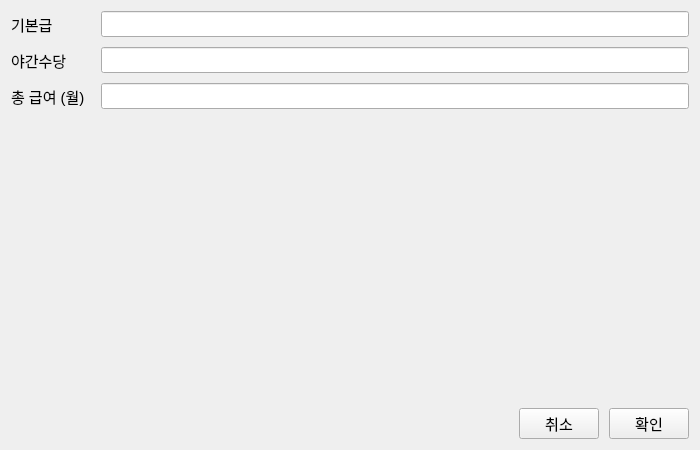
Qt form UI/pay_window.ui (Jirung-E/EmployeeManagementSystem) before a commit.
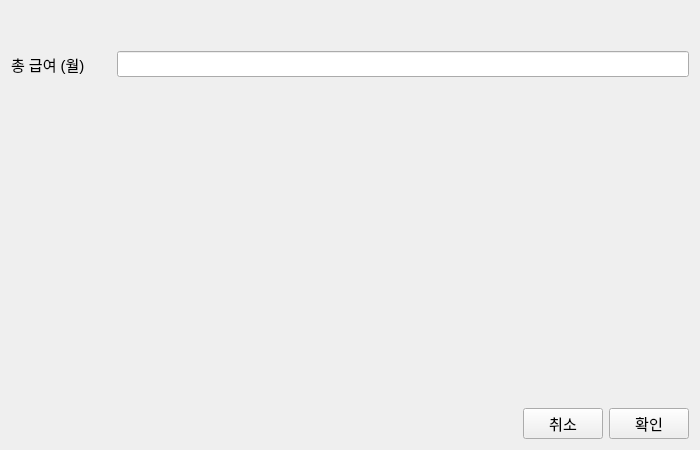
The same form after that commit.

Commit message: pay window update

```diff
--- a/UI/pay_window.ui
+++ b/UI/pay_window.ui
@@ -19,59 +19,38 @@
   <property name="windowTitle">
    <string>급여</string>
   </property>
-  <layout class="QVBoxLayout" name="verticalLayout_2">
+  <layout class="QVBoxLayout" name="verticalLayout">
    <item>
-    <layout class="QVBoxLayout" name="verticalLayout">
+    <layout class="QVBoxLayout" name="contents_layout"/>
+   </item>
+   <item>
+    <spacer name="verticalSpacer_2">
+     <property name="orientation">
+      <enum>Qt::Vertical</enum>
+     </property>
+     <property name="sizeType">
+      <enum>QSizePolicy::Fixed</enum>
+     </property>
+     <property name="sizeHint" stdset="0">
+      <size>
+       <width>20</width>
+       <height>40</height>
+      </size>
+     </property>
+    </spacer>
+   </item>
+   <item>
+    <layout class="QVBoxLayout" name="default_layout">
      <property name="spacing">
-      <number>10</number>
+      <number>6</number>
      </property>
      <item>
-      <layout class="QHBoxLayout" name="horizontalLayout_2">
-       <item>
-        <widget class="QLabel" name="label_2">
-         <property name="minimumSize">
-          <size>
-           <width>80</width>
-           <height>0</height>
-          </size>
-         </property>
-         <property name="text">
-          <string>기본급</string>
-         </property>
-        </widget>
-       </item>
-       <item>
-        <widget class="QLineEdit" name="default_pay_textbox"/>
-       </item>
-      </layout>
-     </item>
-     <item>
-      <layout class="QHBoxLayout" name="horizontalLayout_3">
-       <item>
-        <widget class="QLabel" name="label_3">
-         <property name="minimumSize">
-          <size>
-           <width>80</width>
-           <height>0</height>
-          </size>
-         </property>
-         <property name="text">
-          <string>야간수당</string>
-         </property>
-        </widget>
-       </item>
-       <item>
-        <widget class="QLineEdit" name="night_pay_textbox"/>
-       </item>
-      </layout>
-     </item>
-     <item>
-      <layout class="QHBoxLayout" name="horizontalLayout">
+      <layout class="QHBoxLayout" name="total_pay_layout">
        <item>
         <widget class="QLabel" name="label">
          <property name="minimumSize">
           <size>
-           <width>80</width>
+           <width>100</width>
            <height>0</height>
           </size>
          </property>
```
Left out of the diff: 2 changed lines with no effect on the pictures. The commit also changes 3 other files.
